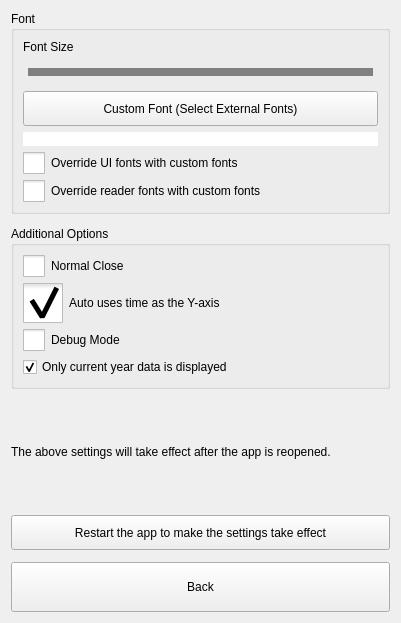
Above: src/Preferences.ui from ic005k/Knot-Legacy before the change. Below: the same form after it.
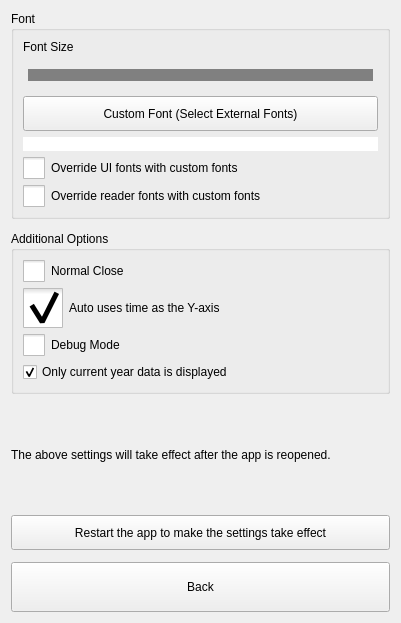
That is the form after the change. Icons and pictures are not drawn.

```diff
--- a/src/Preferences.ui
+++ b/src/Preferences.ui
@@ -35,14 +35,14 @@
         <property name="minimumSize">
          <size>
           <width>0</width>
-          <height>25</height>
+          <height>30</height>
          </size>
         </property>
         <property name="styleSheet">
          <string notr="true">QSlider::groove:horizontal 
 { 
 	border: 1px solid #999999; 
-	height: 6px; 
+	height: 10px; 
 	margin: 0px 0;
 	left: 5px; 
 	right: 5px; 
@@ -62,16 +62,16 @@
 {
 	border: 0px ;
 	border-image: url(:/res/qslider_btn.png);			
-	width: 20px; 
+	width: 25px; 
 	margin: -10px -5px -10px -5px; 
 	
 }</string>
         </property>
         <property name="minimum">
-         <number>13</number>
+         <number>12</number>
         </property>
         <property name="maximum">
-         <number>30</number>
+         <number>28</number>
         </property>
         <property name="pageStep">
          <number>1</number>
```
